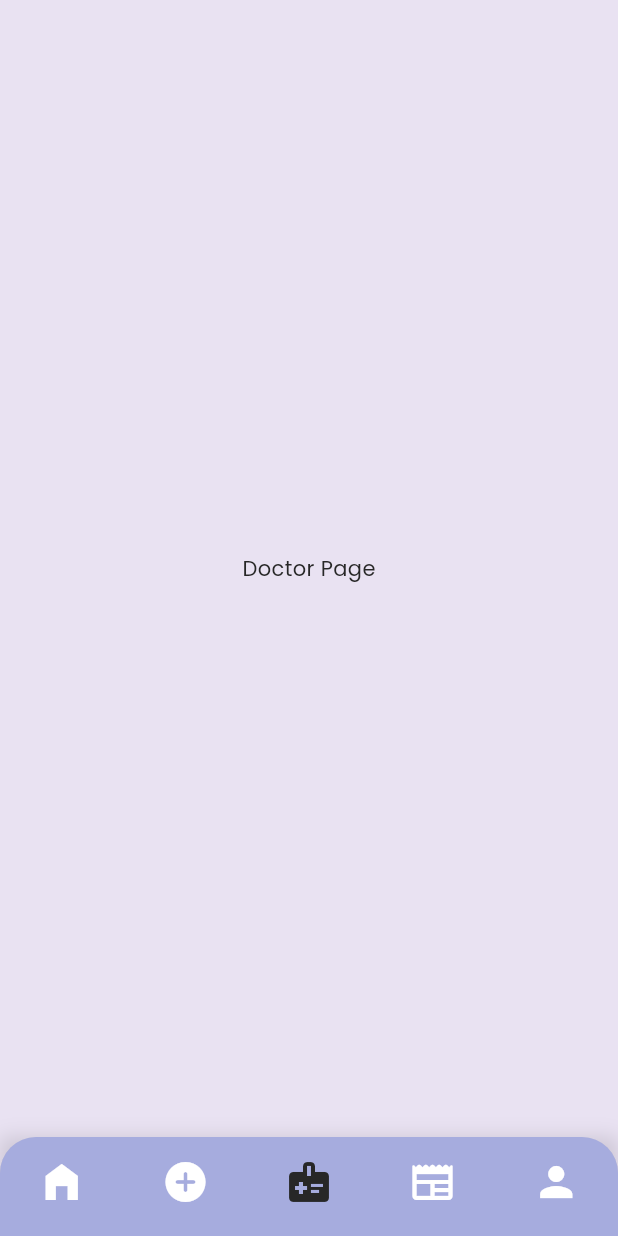
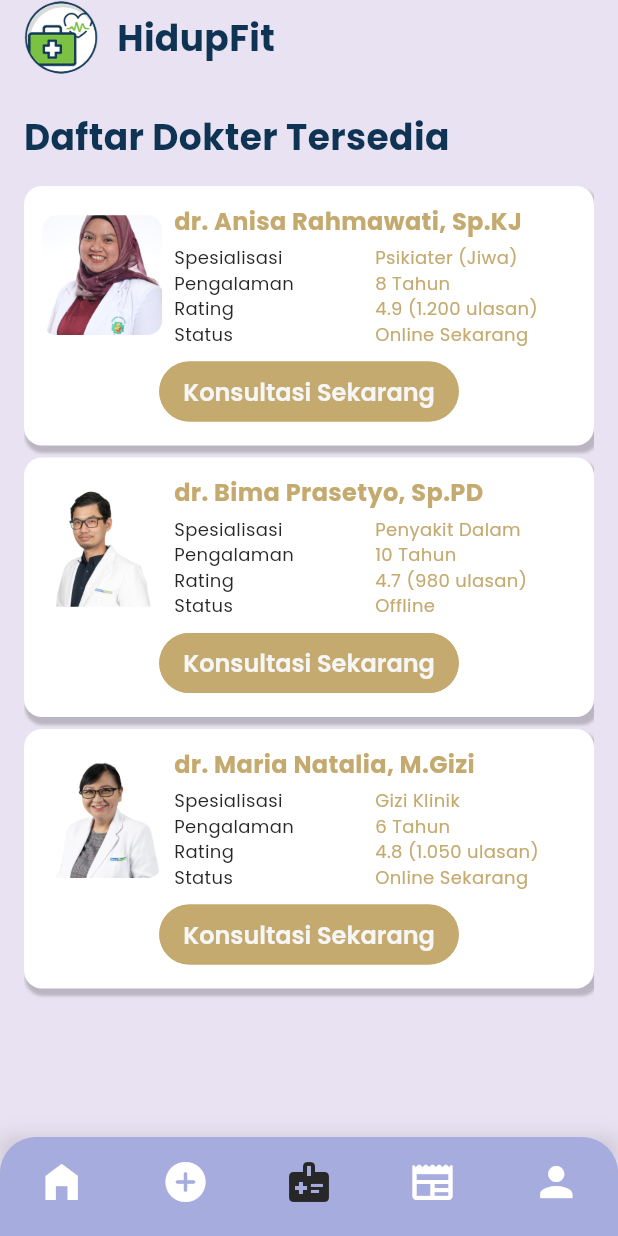
Before and after one commit to kharismafajar23/hidup-fit, a Flutter app: the NavigationMenu screen opened directly, item 3 of the bottom bar chosen, on a phone screen of 412 x 824 dp. Run offline on Flutter 3.47's test engine with Material 3 defaults, Android fonts, the phone set to English and light mode, and no system bars; our stand-ins replace get, get_storage, logger; accounts and stored records are empty.

Commit message:
Halaman doktor

```diff
--- /dev/null
+++ b/lib/common/widgets/doctor_card.dart
@@ -0,0 +1,139 @@
+import 'package:flutter/material.dart';
+import 'package:get/get.dart';
+import 'package:hidup_fit/utils/constant/colors.dart';
+import 'package:hidup_fit/utils/constant/sizes.dart';
+
+class DoctorCard extends StatelessWidget {
+  final String nama, spealisasi, pengalaman, rating, status, linkImage;
+  const DoctorCard({
+    super.key,
+    required this.nama,
+    required this.spealisasi,
+    required this.pengalaman,
+    required this.rating,
+    required this.status,
+    required this.linkImage,
+  });
+
+  @override
+  Widget build(BuildContext context) {
+    return Container(
+      width: double.infinity,
+      decoration: BoxDecoration(
+        color: Colors.white,
+        borderRadius: BorderRadius.circular(12),
+        boxShadow: [
+          BoxShadow(
+            color: Colors.black.withOpacity(0.2),
+            spreadRadius: 1,
+            blurRadius: 1,
+            offset: Offset(2, 4), // arah bayangan (x, y)
+          ),
+        ],
+      ),
+      child: Padding(
+        padding: const EdgeInsets.all(12),
+        child: Column(
+          children: [
+            Row(
+              children: [
+                ClipRRect(
+                  borderRadius: const BorderRadius.all(Radius.circular(10)),
+                  child: Image.asset(
+                    linkImage,
+                    height: 80,
+                    width: 80,
+                    fit: BoxFit.cover,
+                  ),
+                ),
+                SizedBox(width: 8),
+                Expanded(
+                  child: Column(
+                    crossAxisAlignment: CrossAxisAlignment.start,
+                    children: [
+                      Text(
+                        nama,
+                        style: TextStyle(color: CustomColors.gold, fontWeight: FontWeight.bold, fontSize: CustomSizes.fontSizeMd),
+                      ).marginOnly(bottom: 4),
+                      Row(
+                        children: [
+                          Expanded(
+                            child: Text(
+                              'Spesialisasi',
+                              style: TextStyle(fontSize: 12),
+                            ),
+                          ),
+                          Expanded(
+                            child: Text(
+                              spealisasi,
+                              style: TextStyle(color: CustomColors.gold, fontSize: 12),
+                            ),
+                          ),
+                        ],
+                      ),
+                      Row(
+                        children: [
+                          Expanded(
+                              child: Text(
+                            'Pengalaman',
+                            style: TextStyle(fontSize: 12),
+                          )),
+                          Expanded(
+                            child: Text(
+                              pengalaman,
+                              style: TextStyle(color: CustomColors.gold, fontSize: 12),
+                            ),
+                          ),
+                        ],
+                      ),
+                      Row(
+                        children: [
+                          Expanded(
+                              child: Text(
+                            'Rating',
+                            style: TextStyle(fontSize: 12),
+                          )),
+                          Expanded(
+                            child: Text(
+                              rating,
+                              style: TextStyle(color: CustomColors.gold, fontSize: 12),
+                            ),
+                          ),
+                        ],
+                      ),
+                      Row(
+                        children: [
+                          Expanded(
+                              child: Text(
+                            'Status',
+                            style: TextStyle(fontSize: 12),
+                          )),
+                          Expanded(
+                            child: Text(
+                              status,
+                              style: TextStyle(color: CustomColors.gold, fontSize: 12),
+                            ),
+                          ),
+                        ],
+                      ),
+                    ],
+                  ),
+                )
+              ],
+            ).marginOnly(bottom: 6),
+            ElevatedButton(
+              onPressed: () {},
+              style: ElevatedButton.styleFrom(
+                side: BorderSide(color: CustomColors.gold),
+                backgroundColor: CustomColors.gold,
+                padding: EdgeInsets.symmetric(vertical: 0, horizontal: 16),
+                shape: RoundedRectangleBorder(borderRadius: BorderRadius.circular(20)),
+              ),
+              child: Text('Konsultasi Sekarang'),
+            )
+          ],
+        ),
+      ),
+    );
+  }
+}
--- /dev/null
+++ b/lib/features/consultation/screens/consultation_screen.dart
@@ -0,0 +1,78 @@
+import 'package:flutter/material.dart';
+import 'package:get/get.dart';
+import 'package:hidup_fit/common/widgets/doctor_card.dart';
+import 'package:hidup_fit/common/widgets/news_card.dart';
+import 'package:hidup_fit/utils/constant/image_strings.dart';
+import 'package:hidup_fit/utils/constant/text_strings.dart';
+import 'package:hidup_fit/utils/device/device_utility.dart';
+import 'package:hidup_fit/utils/theme/custom_themes/text_styles.dart';
+
+class ConsultationScreen extends StatelessWidget {
+  const ConsultationScreen({super.key});
+
+  @override
+  Widget build(BuildContext context) {
+    return Scaffold(
+      body: Padding(
+        padding: EdgeInsets.symmetric(horizontal: 16),
+        child: SafeArea(
+          child: SingleChildScrollView(
+            child: ConstrainedBox(
+              constraints: BoxConstraints(
+                minHeight: CustomDeviceUtils.getScreenHeight() - MediaQuery.of(context).padding.top,
+              ),
+              child: Column(
+                crossAxisAlignment: CrossAxisAlignment.start,
+                children: [
+                  Row(
+                    children: [
+                      Image.asset(
+                        CustomImages.appLogo,
+                        height: 50,
+                        width: 50,
+                        fit: BoxFit.contain,
+                      ).marginOnly(right: 12),
+                      Text(
+                        CustomTexts.appName,
+                        style: CustomTextStyles.headingText,
+                      )
+                    ],
+                  ).marginOnly(bottom: 24),
+                  Text(
+                    'Daftar Dokter Tersedia',
+                    textAlign: TextAlign.center,
+                    style: CustomTextStyles.headingText,
+                  ).marginOnly(bottom: 16),
+                  DoctorCard(
+                    nama: 'dr. Anisa Rahmawati, Sp.KJ',
+                    spealisasi: 'Psikiater (Jiwa)',
+                    pengalaman: '8 Tahun',
+                    rating: '4.9 (1.200 ulasan)',
+                    status: 'Online Sekarang',
+                    linkImage: 'assets/images/doctors/doctor1.jpg',
+                  ).marginOnly(bottom: 8),
+                  DoctorCard(
+                    nama: 'dr. Bima Prasetyo, Sp.PD',
+                    spealisasi: 'Penyakit Dalam',
+                    pengalaman: '10 Tahun',
+                    rating: '4.7 (980 ulasan)',
+                    status: 'Offline',
+                    linkImage: 'assets/images/doctors/doctor2.jpg',
+                  ).marginOnly(bottom: 8),
+                  DoctorCard(
+                    nama: 'dr. Maria Natalia, M.Gizi',
+                    spealisasi: 'Gizi Klinik',
+                    pengalaman: '6 Tahun',
+                    rating: '4.8 (1.050 ulasan)',
+                    status: 'Online Sekarang',
+                    linkImage: 'assets/images/doctors/doctor3.jpg',
+                  ),
+                ],
+              ),
+            ),
+          ),
+        ),
+      ),
+    );
+  }
+}
--- a/lib/navigation_menu.dart
+++ b/lib/navigation_menu.dart
@@ -1,4 +1,5 @@
 import 'package:flutter/material.dart';
+import 'package:hidup_fit/features/consultation/screens/consultation_screen.dart';
 import 'package:hidup_fit/features/news/screens/news_screen.dart';
 import 'package:hidup_fit/utils/constant/colors.dart';
 import 'package:hidup_fit/utils/constant/sizes.dart';
@@ -16,7 +17,7 @@ class _NavigationMenuState extends State<NavigationMenu> {
   final List<Widget> _pages = const [
     Center(child: Text('Home Page')),
     Center(child: Text('Add Page')),
-    Center(child: Text('Doctor Page')),
+    ConsultationScreen(),
     NewsScreen(),
     Center(child: Text('Profile Page')),
   ];
--- a/lib/utils/constant/colors.dart
+++ b/lib/utils/constant/colors.dart
@@ -5,6 +5,7 @@ class CustomColors {
   static const Color primary = Color.fromRGBO(166, 172, 222, 1);
   static const Color secondary = Color(0xFFFFE24B);
   static const Color accent = Color(0xFFb0c7ff);
+  static const Color gold = Color.fromRGBO(196, 170, 110, 1);
 
   // Text colors
   static const Color textPrimary = Color(0xFF0F3353);
--- a/lib/utils/theme/custom_themes/widget_themes/elevated_button_theme.dart
+++ b/lib/utils/theme/custom_themes/widget_themes/elevated_button_theme.dart
@@ -1,5 +1,6 @@
 import 'package:flutter/material.dart';
 import 'package:hidup_fit/utils/constant/colors.dart';
+import 'package:hidup_fit/utils/constant/fonts.dart';
 import 'package:hidup_fit/utils/constant/sizes.dart';
 
 /* -- Light & Dark Elevated Button Themes -- */
@@ -16,7 +17,7 @@ class CustomElevatedButtonTheme {
       disabledBackgroundColor: CustomColors.buttonDisabled,
       side: const BorderSide(color: CustomColors.primary),
       padding: const EdgeInsets.symmetric(vertical: CustomSizes.buttonHeight),
-      textStyle: const TextStyle(fontSize: 16, color: CustomColors.textWhite, fontWeight: FontWeight.w600),
+      textStyle: const TextStyle(fontSize: 16, color: CustomColors.textWhite, fontWeight: FontWeight.w600, fontFamily: AppFonts.primaryFont),
       shape: RoundedRectangleBorder(borderRadius: BorderRadius.circular(CustomSizes.buttonRadius)),
     ),
   );
--- a/pubspec.yaml
+++ b/pubspec.yaml
@@ -47,6 +47,7 @@ flutter:
     - assets/icons/
     - assets/images/
     - assets/images/news/
+    - assets/images/doctors/
     - assets/logos/
 
 #--------------- LOCAL FONTS ------------------#
```
Also changed, not shown: assets/images/doctors/doctor1.jpg (added), assets/images/doctors/doctor2.jpg (added), assets/images/doctors/doctor3.jpg (added).
